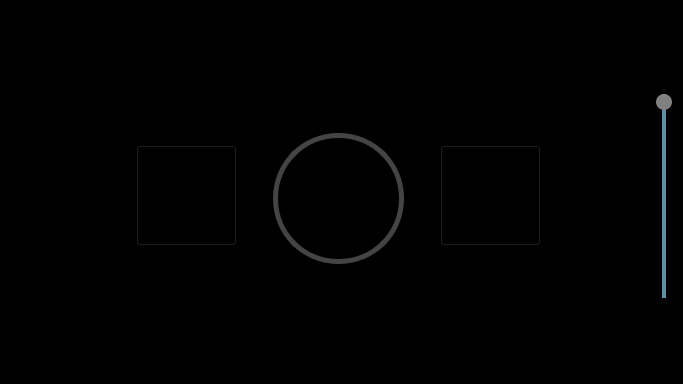
Above: ViewLayer/SongPlayerUi.ui from UCSolarCarTeam/Epsilon-Onboard-Media-Control before the change. Below: the same form after it.
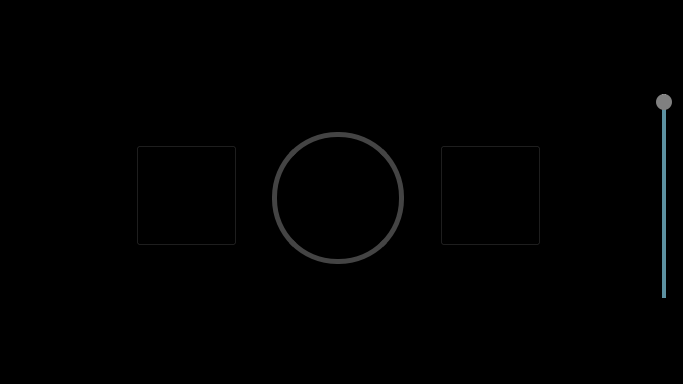
That is the form after the change. Icons and pictures are not drawn.

Commit message: Formatted button and got window to open in bottom left in windowless

```diff
--- a/ViewLayer/SongPlayerUi.ui
+++ b/ViewLayer/SongPlayerUi.ui
@@ -17,7 +17,8 @@
    <bool>false</bool>
   </property>
   <property name="styleSheet">
-   <string notr="true">background-color:black;</string>
+   <string notr="true">background-color:black;
+border-width: 0px;</string>
   </property>
   <layout class="QGridLayout" name="gridLayout">
    <item row="7" column="6">
@@ -198,10 +199,10 @@
         <widget class="QPushButton" name="playButton">
          <property name="geometry">
           <rect>
-           <x>30</x>
-           <y>30</y>
-           <width>131</width>
-           <height>131</height>
+           <x>29</x>
+           <y>29</y>
+           <width>132</width>
+           <height>132</height>
           </rect>
          </property>
          <property name="styleSheet">
@@ -293,8 +294,8 @@
           <rect>
            <x>30</x>
            <y>30</y>
-           <width>131</width>
-           <height>131</height>
+           <width>130</width>
+           <height>130</height>
           </rect>
          </property>
          <property name="styleSheet">
```
The commit also changes 2 other files.
